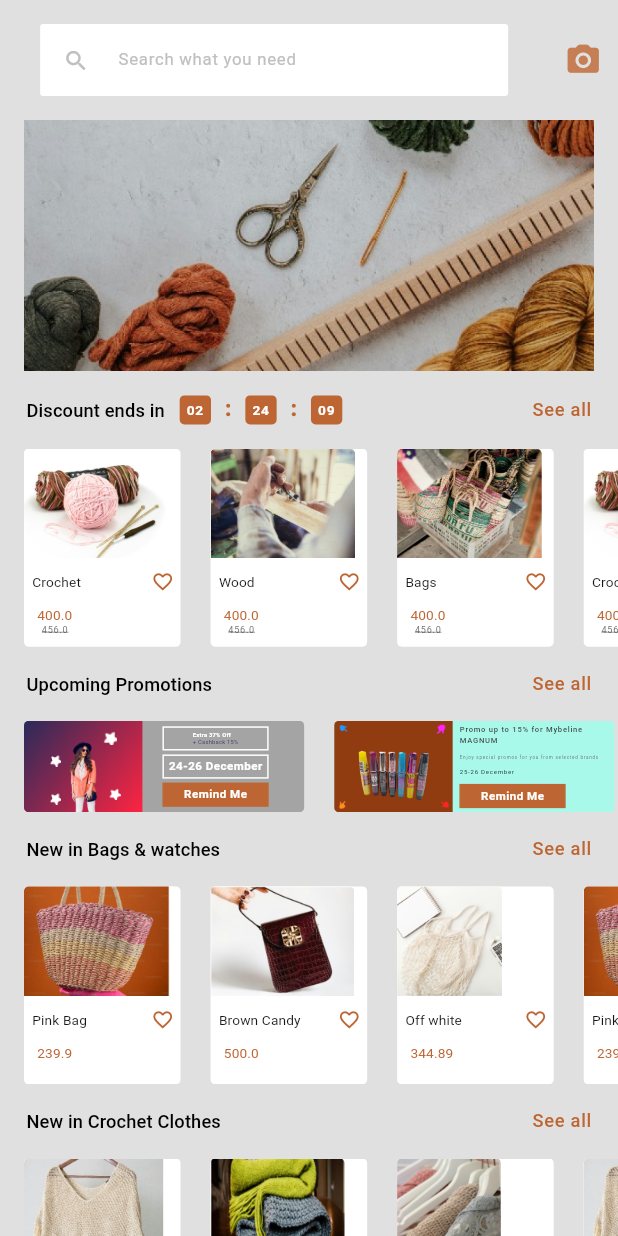
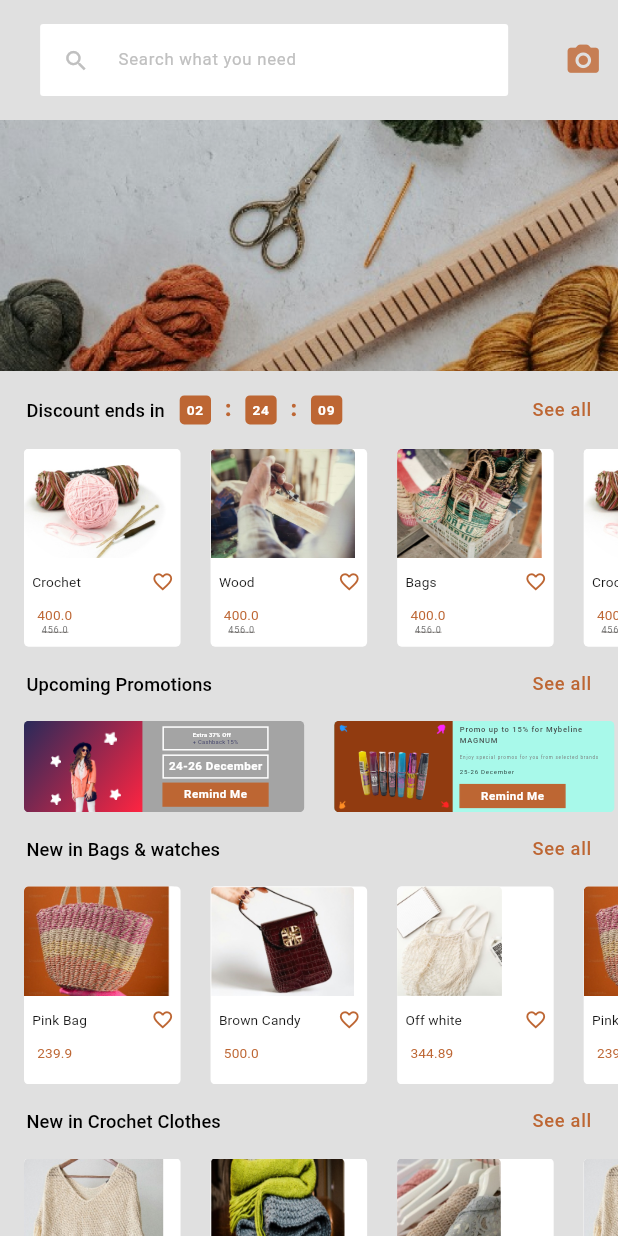
Before and after one commit to MohamedAboElM3aTy/ui_task, a Flutter app: the HomePage screen opened directly, on a phone screen of 412 x 824 dp. Run offline on Flutter 3.47's test engine with Material 3 defaults, Android fonts, the phone set to English and light mode, and no system bars; our stand-ins replace equatable, flutter_screenutil, gap; missing offline and left inert: persistent_bottom_nav_bar_2.

Commit message:
FIX: image issue to fit the whole width

```diff
--- a/lib/views/widgets/top_image.dart
+++ b/lib/views/widgets/top_image.dart
@@ -12,7 +12,10 @@ class TopImage extends StatelessWidget {
       height: 165.h,
       decoration: const BoxDecoration(
         image: DecorationImage(
-          image: AssetImage(FattoAppImages.mainImage),
+          image: AssetImage(
+            FattoAppImages.mainImage,
+          ),
+          fit: BoxFit.cover,
         ),
       ),
     );
```
